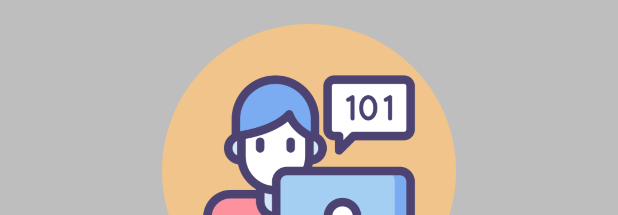
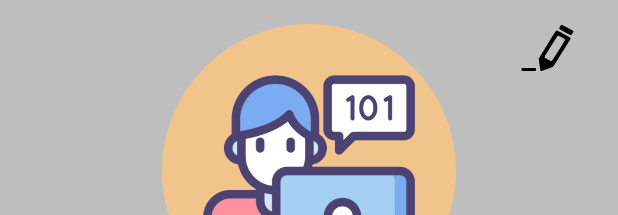
Before and after one commit to dev-afandiyev/ezlo-test-task, an Android app: the layout fragment_device.xml on its own in the app's theme, with its tools: preview values and no code run, on a phone screen of 412 x 824 dp. Shown: the top 215 px of the screen. Run offline under Robolectric (Android 15) with nearby library versions, the phone set to English and light mode, and no system bars.

Commit message:
added edit data

```diff
--- a/app/src/main/java/com/ezlo/task/db/base/BaseMediator.kt
+++ b/app/src/main/java/com/ezlo/task/db/base/BaseMediator.kt
@@ -23,11 +23,6 @@ abstract class BaseMediator<T : Any> : RemoteMediator<Int, T>(), IBaseMediator<T
 interface IBaseMediator<T> {
 
     /**
-     * Function to refresh the database table
-     */
-    suspend fun refresh(list: List<T>)
-
-    /**
      * Function for sending and processing the response
      */
     suspend fun fetchResponse(pageSize: Int): List<T>
--- a/app/src/main/java/com/ezlo/task/db/repositories/DevicesRepositoryIml.kt
+++ b/app/src/main/java/com/ezlo/task/db/repositories/DevicesRepositoryIml.kt
@@ -32,4 +32,8 @@ class DevicesRepositoryIml @Inject constructor(
         dao.deleteById(pkDevice)
     }
 
+    override suspend fun edit(device: DevicesModel) {
+        dao.edit(device)
+    }
+
 }
--- a/app/src/main/java/com/ezlo/task/db/repositories/IDevicesRepository.kt
+++ b/app/src/main/java/com/ezlo/task/db/repositories/IDevicesRepository.kt
@@ -12,4 +12,6 @@ interface IDevicesRepository {
 
     suspend fun deleteById(pkDevice: Long)
 
+    suspend fun edit(device: DevicesModel)
+
 }
--- a/app/src/main/res/drawable/ic_edit.xml
+++ b/app/src/main/res/drawable/ic_edit.xml
@@ -1,7 +1,7 @@
 <?xml version="1.0" encoding="utf-8"?>
 <vector xmlns:android="http://schemas.android.com/apk/res/android"
-    android:width="32dp"
-    android:height="22dp"
+    android:width="62dp"
+    android:height="32dp"
     android:viewportWidth="920.000000"
     android:viewportHeight="512.000000">
 
--- a/app/src/main/res/layout/fragment_device.xml
+++ b/app/src/main/res/layout/fragment_device.xml
@@ -53,6 +53,28 @@
         app:layout_constraintStart_toEndOf="@+id/iv_platform"
         app:layout_constraintTop_toBottomOf="@+id/user_container" />
 
+    <EditText
+        android:id="@+id/et_platform"
+        android:layout_width="0dp"
+        android:layout_height="wrap_content"
+        android:layout_marginStart="16dp"
+        android:layout_marginTop="@dimen/margin_padding_66"
+        android:layout_marginEnd="16dp"
+        android:visibility="gone"
+        app:layout_constraintEnd_toEndOf="parent"
+        app:layout_constraintStart_toEndOf="@+id/iv_platform"
+        app:layout_constraintTop_toBottomOf="@+id/user_container" />
+
+    <ImageView
+        android:id="@+id/iv_edit"
+        android:layout_width="wrap_content"
+        android:layout_height="wrap_content"
+        android:layout_marginTop="16dp"
+        android:layout_marginEnd="16dp"
+        android:background="@drawable/ic_edit"
+        app:layout_constraintEnd_toEndOf="parent"
+        app:layout_constraintTop_toTopOf="parent" />
+
     <LinearLayout
         android:id="@+id/container_device_info"
         android:layout_width="match_parent"
@@ -105,4 +127,18 @@
 
     </LinearLayout>
 
+    <Button
+        android:id="@+id/bt_edit"
+        android:layout_width="match_parent"
+        android:layout_height="wrap_content"
+        android:layout_marginStart="@dimen/margin_padding_16"
+        android:layout_marginEnd="@dimen/margin_padding_16"
+        android:layout_marginBottom="@dimen/margin_padding_8"
+        android:text="@string/text_edit"
+        android:textSize="18sp"
+        android:visibility="gone"
+        app:layout_constraintBottom_toBottomOf="parent"
+        app:layout_constraintEnd_toEndOf="parent"
+        app:layout_constraintStart_toStartOf="parent" />
+
 </androidx.constraintlayout.widget.ConstraintLayout>
--- a/app/src/main/res/navigation/graph_main.xml
+++ b/app/src/main/res/navigation/graph_main.xml
@@ -16,7 +16,7 @@
             app:popUpTo="@id/homeFragment" />
     </fragment>
 
-    <fragment
+    <dialog
         android:id="@+id/deviceFragment"
         android:name="com.ezlo.task.ui.screens.device.DeviceFragment"
         android:label="DeviceFragment"
@@ -26,6 +26,6 @@
             app:argType="com.ezlo.task.models.DeviceEntity"
             app:nullable="true"
             android:defaultValue="@null" />
-    </fragment>
+    </dialog>
 
 </navigation>
--- a/app/src/main/res/values/strings.xml
+++ b/app/src/main/res/values/strings.xml
@@ -2,4 +2,5 @@
     <string name="app_name">ezlo-test-task</string>
     <string name="text_user_name">Shamil Afandiyev</string>
     <string name="text_reset_data">Reset Data</string>
+    <string name="text_edit">Edit</string>
 </resources>
--- a/app/src/main/res/values/styles.xml
+++ b/app/src/main/res/values/styles.xml
@@ -12,5 +12,10 @@
         <item name="cornerRadius">15dp</item>
     </style>
 
+    <style name="DialogFragmentTheme">
+        <item name="android:windowNoTitle">true</item>
+        <item name="android:windowIsFloating">false</item>
+        <item name="android:windowFullscreen">false</item>
+    </style>
 
 </resources>
```
Also changed, not shown: app/src/main/java/com/ezlo/task/db/dao/IDevicesDao.kt (+5 -10 lines), app/src/main/java/com/ezlo/task/db/repositories/mediator/DevicesMediator.kt (+1 -10 lines), app/src/main/java/com/ezlo/task/ui/screens/base/BaseDialogFragment.kt (added, +49 -0 lines), app/src/main/java/com/ezlo/task/ui/screens/device/DeviceFragment.kt (+25 -2 lines), app/src/main/java/com/ezlo/task/ui/screens/home/HomeFragment.kt (+6 -7 lines), app/src/main/java/com/ezlo/task/viewmodels/HomeViewModel.kt (+4 -3 lines), app/src/main/res/drawable/ic_arrow.xml (+2 -7 lines), app/src/main/res/layout/item_layout_devices.xml (+1 -11 lines).
